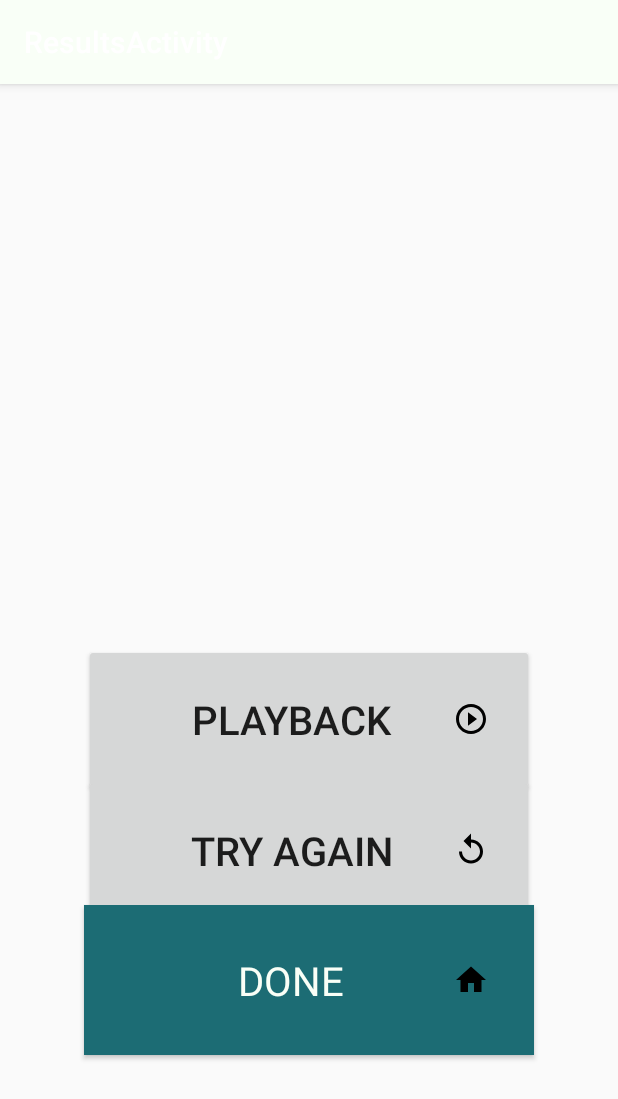
After one commit to felipecdgodoy/bunnyears, an Android app: the ResultsActivity screen opened directly, with no data from a screen before it, on a phone screen of 412 x 824 dp. The commit adds this screen. Shown: the top 1099 px of the screen. Run offline under Robolectric (Android 15) with nearby library versions, the phone set to English and light mode, and no system bars.

Commit message:
results_screen

```diff
--- /dev/null
+++ b/bunnyEars/app/src/main/java/com/example/bunnyears/ResultsActivity.java
@@ -0,0 +1,16 @@
+package com.example.bunnyears;
+
+import android.os.Bundle;
+
+import androidx.appcompat.app.AppCompatActivity;
+
+public class ResultsActivity extends AppCompatActivity {
+
+    @Override
+    protected void onCreate(Bundle savedInstanceState) {
+        super.onCreate(savedInstanceState);
+        setContentView(R.layout.activity_results);
+
+    }
+
+}
--- a/bunnyEars/app/src/main/java/com/example/bunnyears/SplashActivity.java
+++ b/bunnyEars/app/src/main/java/com/example/bunnyears/SplashActivity.java
@@ -12,7 +12,7 @@ import android.graphics.Path;
 
 
 public class SplashActivity extends AppCompatActivity {
-    private static int SPLASH_TIME_OUT = 4000;
+    private static int SPLASH_TIME_OUT = 1000;
     ImageView tealBunnyImageView;
     ObjectAnimator tealBunnyObjectAnimator;
     Path bunnyPath;
--- /dev/null
+++ b/bunnyEars/app/src/main/res/drawable/ic_home_black_24dp.xml
@@ -0,0 +1,9 @@
+<vector xmlns:android="http://schemas.android.com/apk/res/android"
+    android:width="24dp"
+    android:height="24dp"
+    android:viewportWidth="24.0"
+    android:viewportHeight="24.0">
+    <path
+        android:fillColor="#FF000000"
+        android:pathData="M10,20v-6h4v6h5v-8h3L12,3 2,12h3v8z" />
+</vector>
--- /dev/null
+++ b/bunnyEars/app/src/main/res/drawable/ic_play_circle_outline_black_24dp.xml
@@ -0,0 +1,9 @@
+<vector xmlns:android="http://schemas.android.com/apk/res/android"
+        android:width="24dp"
+        android:height="24dp"
+        android:viewportWidth="24.0"
+        android:viewportHeight="24.0">
+    <path
+        android:fillColor="#FF000000"
+        android:pathData="M10,16.5l6,-4.5 -6,-4.5v9zM12,2C6.48,2 2,6.48 2,12s4.48,10 10,10 10,-4.48 10,-10S17.52,2 12,2zM12,20c-4.41,0 -8,-3.59 -8,-8s3.59,-8 8,-8 8,3.59 8,8 -3.59,8 -8,8z"/>
+</vector>
--- /dev/null
+++ b/bunnyEars/app/src/main/res/drawable/ic_replay_black_24dp.xml
@@ -0,0 +1,9 @@
+<vector xmlns:android="http://schemas.android.com/apk/res/android"
+        android:width="24dp"
+        android:height="24dp"
+        android:viewportWidth="24.0"
+        android:viewportHeight="24.0">
+    <path
+        android:fillColor="#FF000000"
+        android:pathData="M12,5V1L7,6l5,5V7c3.31,0 6,2.69 6,6s-2.69,6 -6,6 -6,-2.69 -6,-6H4c0,4.42 3.58,8 8,8s8,-3.58 8,-8 -3.58,-8 -8,-8z"/>
+</vector>
--- /dev/null
+++ b/bunnyEars/app/src/main/res/layout/activity_results.xml
@@ -0,0 +1,61 @@
+<?xml version="1.0" encoding="utf-8"?>
+<androidx.constraintlayout.widget.ConstraintLayout xmlns:android="http://schemas.android.com/apk/res/android"
+    xmlns:app="http://schemas.android.com/apk/res-auto"
+    xmlns:tools="http://schemas.android.com/tools"
+    android:id="@+id/container"
+    android:layout_width="match_parent"
+    android:layout_height="match_parent"
+    android:paddingTop="?attr/actionBarSize">
+
+    <Button
+        android:id="@+id/playback_button"
+        android:layout_width="300dp"
+        android:layout_height="100dp"
+        android:drawableRight="@drawable/ic_play_circle_outline_black_24dp"
+        android:paddingStart="30dp"
+        android:paddingEnd="30dp"
+        android:text="Playback"
+        android:textSize="12pt"
+        app:layout_constraintBottom_toBottomOf="parent"
+        app:layout_constraintEnd_toEndOf="parent"
+        app:layout_constraintStart_toStartOf="parent"
+        app:layout_constraintTop_toTopOf="parent"
+        app:layout_constraintVertical_bias="0.519" />
+
+    <Button
+        android:id="@+id/retry_button"
+        android:layout_width="300dp"
+        android:layout_height="100dp"
+        android:drawableRight="@drawable/ic_replay_black_24dp"
+        android:paddingStart="30dp"
+        android:paddingEnd="30dp"
+        android:text="Try Again"
+        android:textSize="12pt"
+        app:layout_constraintBottom_toBottomOf="parent"
+        app:layout_constraintEnd_toEndOf="parent"
+        app:layout_constraintStart_toStartOf="parent"
+        app:layout_constraintTop_toTopOf="parent"
+        app:layout_constraintVertical_bias="0.661"
+
+        />
+
+    <Button
+        android:id="@+id/done_button"
+        android:layout_width="300dp"
+        android:layout_height="100dp"
+        android:text="Done"
+        android:textSize="12pt"
+        android:fontFamily=""
+        android:textColor="@color/colorPrimary"
+        android:background="@color/colorPrimaryDark"
+        app:layout_constraintBottom_toBottomOf="parent"
+        app:layout_constraintEnd_toEndOf="parent"
+        app:layout_constraintHorizontal_bias="0.501"
+        app:layout_constraintStart_toStartOf="parent"
+        app:layout_constraintTop_toTopOf="parent"
+        app:layout_constraintVertical_bias="0.803"
+        android:drawableRight="@drawable/ic_home_black_24dp"
+        android:paddingEnd="30dp"
+        android:paddingStart="30dp"
+        />
+</androidx.constraintlayout.widget.ConstraintLayout>
```
Also changed, not shown: bunnyEars/app/src/main/AndroidManifest.xml (+8 -1 lines), bunnyEars/app/src/main/java/com/example/bunnyears/ScoreActivity.java (added, +14 -0 lines), bunnyEars/app/src/main/res/layout/activity_score.xml (added, +86 -0 lines), bunnyEars/app/src/main/res/values/strings.xml (+8 -0 lines), bunnyEars/app/src/main/ic_launcher-web.png (added), bunnyEars/app/src/main/ic_launcher_retry-web.png (added), bunnyEars/app/src/main/res/mipmap-hdpi/ic_launcher.png, bunnyEars/app/src/main/res/mipmap-mdpi/ic_launcher.png, bunnyEars/app/src/main/res/mipmap-xhdpi/ic_launcher.png, bunnyEars/app/src/main/res/mipmap-xxhdpi/ic_launcher.png, bunnyEars/app/src/main/res/mipmap-xxxhdpi/ic_launcher.png.
